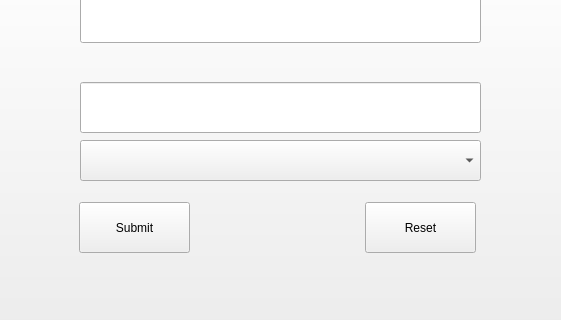
The window that Unzasu/login.ui (kangwafredrick/Unzasu-) describes before a commit, drawn with Qt 5; both pictures show x 140 to 701 and y 248 to 568 of the 865 by 723 pixel window.
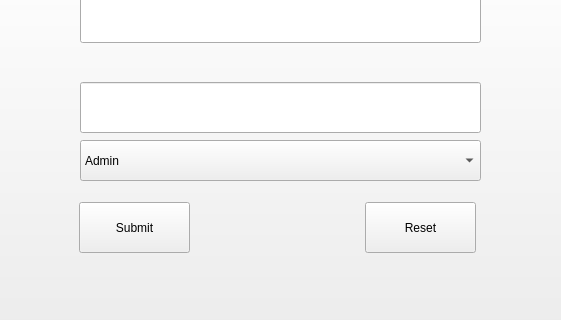
The same window after the commit. Icons and pictures are not drawn.

What changed in the file:
```diff
--- a/Unzasu/login.ui
+++ b/Unzasu/login.ui
@@ -13,6 +13,12 @@
   <property name="windowTitle">
    <string>Dialog</string>
   </property>
+  <property name="styleSheet">
+   <string notr="true">QDialog{
+
+color:black;
+}</string>
+  </property>
   <widget class="QPushButton" name="pushButton">
    <property name="geometry">
     <rect>
@@ -115,6 +121,16 @@
      <height>41</height>
     </rect>
    </property>
+   <item>
+    <property name="text">
+     <string>Admin</string>
+    </property>
+   </item>
+   <item>
+    <property name="text">
+     <string>Student</string>
+    </property>
+   </item>
   </widget>
   <widget class="QPushButton" name="btn_submit_login">
    <property name="geometry">
```
Left out of the diff: 10 changed lines with no effect on the pictures.
